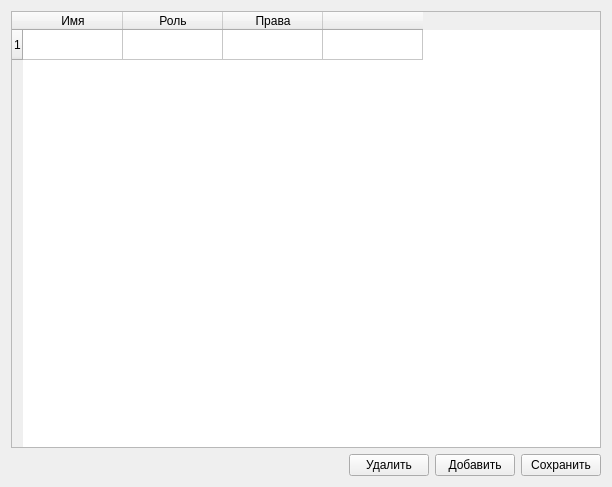
This is gui/admining.ui in Lilostich/CDC as Qt 5 draws it before an edit. The edited form follows.
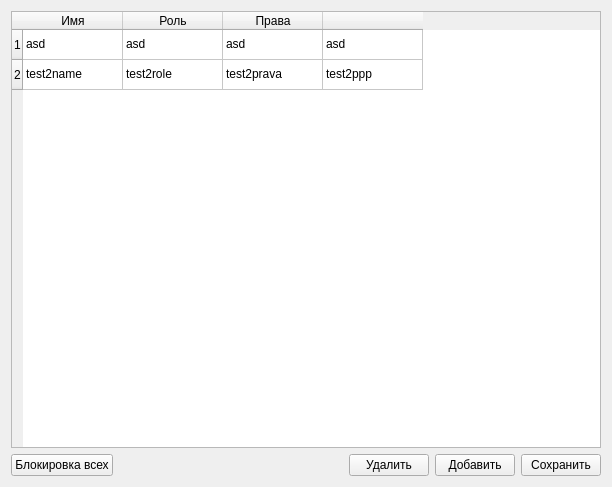
This is the edited form.

```diff
--- a/gui/admining.ui
+++ b/gui/admining.ui
@@ -16,11 +16,22 @@
   <layout class="QVBoxLayout" name="verticalLayout">
    <item>
     <widget class="QTableWidget" name="tableWidget">
+     <property name="enabled">
+      <bool>true</bool>
+     </property>
+     <property name="editTriggers">
+      <set>QAbstractItemView::NoEditTriggers</set>
+     </property>
      <row>
       <property name="text">
        <string>1</string>
       </property>
      </row>
+     <row>
+      <property name="text">
+       <string>2</string>
+      </property>
+     </row>
      <column>
       <property name="text">
        <string>Имя</string>
@@ -38,13 +49,60 @@
      </column>
      <column>
       <property name="text">
-       <string> </string>
+       <string/>
       </property>
      </column>
+     <item row="0" column="0">
+      <property name="text">
+       <string>asd</string>
+      </property>
+     </item>
+     <item row="0" column="1">
+      <property name="text">
+       <string>asd</string>
+      </property>
+     </item>
+     <item row="0" column="2">
+      <property name="text">
+       <string>asd</string>
+      </property>
+     </item>
+     <item row="0" column="3">
+      <property name="text">
+       <string>asd</string>
+      </property>
+     </item>
+     <item row="1" column="0">
+      <property name="text">
+       <string>test2name</string>
+      </property>
+     </item>
+     <item row="1" column="1">
+      <property name="text">
+       <string>test2role</string>
+      </property>
+     </item>
+     <item row="1" column="2">
+      <property name="text">
+       <string>test2prava</string>
+      </property>
+     </item>
+     <item row="1" column="3">
+      <property name="text">
+       <string>test2ppp</string>
+      </property>
+     </item>
     </widget>
    </item>
    <item>
     <layout class="QHBoxLayout" name="horizontalLayout">
+     <item>
+      <widget class="QPushButton" name="pushButton_4">
+       <property name="text">
+        <string>Блокировка всех</string>
+       </property>
+      </widget>
+     </item>
      <item>
       <spacer name="horizontalSpacer">
        <property name="orientation">
```
